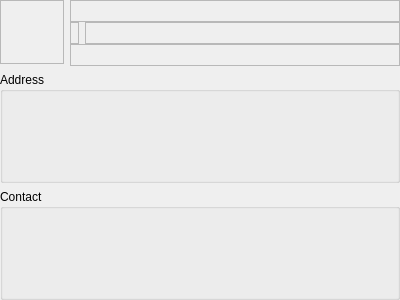
First picture: the form in plugins/patientbaseplugin/identityviewer.ui, repository FreeHealth/freehealth, before the edit.
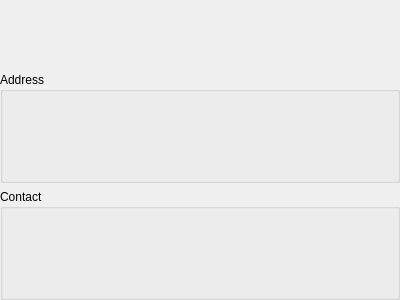
Second picture: the form after the edit.

The edit to the form file:
```diff
--- a/plugins/patientbaseplugin/identityviewer.ui
+++ b/plugins/patientbaseplugin/identityviewer.ui
@@ -38,9 +38,6 @@
            <height>64</height>
           </size>
          </property>
-         <property name="frameShape">
-          <enum>QFrame::StyledPanel</enum>
-         </property>
          <property name="text">
           <string/>
          </property>
@@ -81,9 +78,6 @@
          <bold>true</bold>
         </font>
        </property>
-       <property name="frameShape">
-        <enum>QFrame::StyledPanel</enum>
-       </property>
        <property name="text">
         <string/>
        </property>
@@ -103,9 +97,6 @@
          <height>22</height>
         </size>
        </property>
-       <property name="frameShape">
-        <enum>QFrame::StyledPanel</enum>
-       </property>
        <property name="text">
         <string/>
        </property>
@@ -125,9 +116,6 @@
          <height>22</height>
         </size>
        </property>
-       <property name="frameShape">
-        <enum>QFrame::StyledPanel</enum>
-       </property>
        <property name="text">
         <string/>
        </property>
@@ -147,9 +135,6 @@
          <height>22</height>
         </size>
        </property>
-       <property name="frameShape">
-        <enum>QFrame::StyledPanel</enum>
-       </property>
        <property name="text">
         <string/>
        </property>
```
